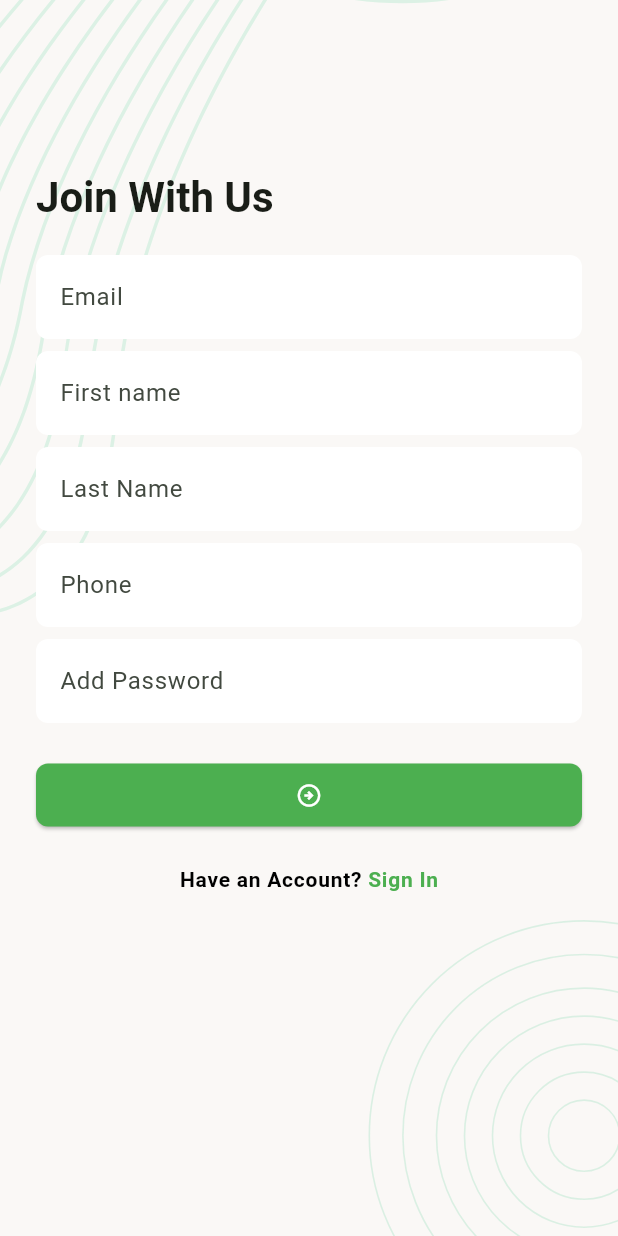
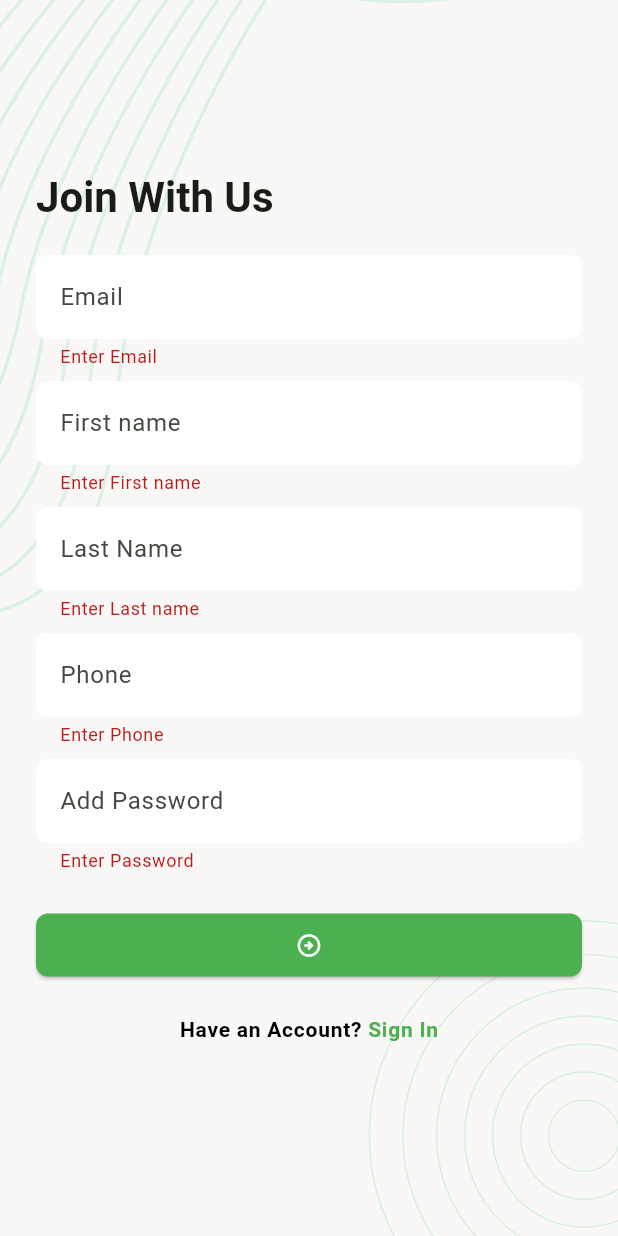
Before and after one commit to azizulever/task_manager, a Flutter app: the SignUpScreen screen opened directly, after a tap on the "arrow circle right" icon, on a phone screen of 412 x 824 dp. Run offline on Flutter 3.47's test engine with Material 3 defaults, Android fonts, the phone set to English and light mode, and no system bars; our stand-ins replace flutter_svg, pin_code_fields.

Commit message:
SignUp page API Integrated

```diff
--- a/lib/data/services/network_caller.dart
+++ b/lib/data/services/network_caller.dart
@@ -4,7 +4,7 @@ import 'package:http/http.dart';
 import 'package:task_manager/data/models/network_response.dart';
 
 class NetworkCaller {
-  static Future<NetworkResponse> getRequest(String url) async {
+  static Future<NetworkResponse> getRequest({required String url}) async {
     try {
       Uri uri = Uri.parse(url);
       debugPrint(url);
@@ -33,7 +33,7 @@ class NetworkCaller {
   }
 
   static Future<NetworkResponse> postRequest(
-      String url, Map<String, dynamic>? body) async {
+      {required String url, Map<String, dynamic>? body}) async {
     try {
       Uri uri = Uri.parse(url);
       debugPrint(url);
--- /dev/null
+++ b/lib/data/utils/urls.dart
@@ -0,0 +1,4 @@
+class Urls {
+  static const String _baseUrl = 'http://35.73.30.144:2005/api/v1';
+  static const String registration = '$_baseUrl/Registration';
+}
--- a/lib/ui/screens/sign_up_screen.dart
+++ b/lib/ui/screens/sign_up_screen.dart
@@ -1,7 +1,13 @@
+import 'package:flutter/cupertino.dart';
 import 'package:flutter/gestures.dart';
 import 'package:flutter/material.dart';
+import 'package:task_manager/data/models/network_response.dart';
+import 'package:task_manager/data/services/network_caller.dart';
+import 'package:task_manager/data/utils/urls.dart';
 import 'package:task_manager/ui/utils/app_colors.dart';
+import 'package:task_manager/ui/widgets/centered_circular_progress_indicator.dart';
 import 'package:task_manager/ui/widgets/screen_background.dart';
+import 'package:task_manager/ui/widgets/snack_bar_message.dart';
 
 class SignUpScreen extends StatefulWidget {
   const SignUpScreen({super.key});
@@ -11,6 +17,14 @@ class SignUpScreen extends StatefulWidget {
 }
 
 class _SignUpScreenState extends State<SignUpScreen> {
+  final GlobalKey<FormState> _formKey = GlobalKey<FormState>();
+  final TextEditingController _emailTEController = TextEditingController();
+  final TextEditingController _firstNameTEController = TextEditingController();
+  final TextEditingController _lastNameTEController = TextEditingController();
+  final TextEditingController _phoneTEController = TextEditingController();
+  final TextEditingController _passwordTEController = TextEditingController();
+  bool _inProgress = false;
+
   @override
   Widget build(BuildContext context) {
     TextTheme textTheme = Theme.of(context).textTheme;
@@ -42,35 +56,82 @@ class _SignUpScreenState extends State<SignUpScreen> {
   }
 
   Widget _buildSignUpForm() {
-    return Column(
+    return Form(
+      key: _formKey,
+      child: Column(
         children: [
           TextFormField(
+            controller: _emailTEController,
             keyboardType: TextInputType.emailAddress,
+            autovalidateMode: AutovalidateMode.onUserInteraction,
             decoration: const InputDecoration(hintText: 'Email'),
+            validator: (String? value) {
+              if (value?.isEmpty ?? true) {
+                return 'Enter Email';
+              }
+              return null;
+            },
           ),
           const SizedBox(height: 8),
           TextFormField(
+            controller: _firstNameTEController,
+            autovalidateMode: AutovalidateMode.onUserInteraction,
             decoration: const InputDecoration(hintText: 'First name'),
+            validator: (String? value) {
+              if (value?.isEmpty ?? true) {
+                return 'Enter First name';
+              }
+              return null;
+            },
           ),
           const SizedBox(height: 8),
           TextFormField(
+            controller: _lastNameTEController,
+            autovalidateMode: AutovalidateMode.onUserInteraction,
             decoration: const InputDecoration(hintText: 'Last Name'),
+            validator: (String? value) {
+              if (value?.isEmpty ?? true) {
+                return 'Enter Last name';
+              }
+              return null;
+            },
           ),
           const SizedBox(height: 8),
           TextFormField(
+            controller: _phoneTEController,
             keyboardType: TextInputType.phone,
+            autovalidateMode: AutovalidateMode.onUserInteraction,
             decoration: const InputDecoration(hintText: 'Phone'),
+            validator: (String? value) {
+              if (value?.isEmpty ?? true) {
+                return 'Enter Phone';
+              }
+              return null;
+            },
           ),
           const SizedBox(height: 8),
           TextFormField(
+            controller: _passwordTEController,
+            autovalidateMode: AutovalidateMode.onUserInteraction,
             decoration: const InputDecoration(hintText: 'Add Password'),
+            validator: (String? value) {
+              if (value?.isEmpty ?? true) {
+                return 'Enter Password';
+              }
+              return null;
+            },
           ),
           const SizedBox(height: 24),
-        ElevatedButton(
-          onPressed: () {},
+          Visibility(
+            visible: !_inProgress,
+            replacement: const CenteredCircularProgressIndicator(),
+            child: ElevatedButton(
+              onPressed: _onTapNextButton,
               child: const Icon(Icons.arrow_circle_right_outlined),
             ),
+          ),
         ],
+      ),
     );
   }
 
@@ -95,10 +156,56 @@ class _SignUpScreenState extends State<SignUpScreen> {
   }
 
   void _onTapNextButton() {
-    // TODO: implement on tap next button
+    if (_formKey.currentState!.validate()) {
+      _signUp();
+    }
+  }
+
+  Future<void> _signUp() async {
+    _inProgress = true;
+    setState(() {});
+
+    Map<String, dynamic> requestBody = {
+      "email": _emailTEController.text.trim(),
+      "firstName": _firstNameTEController.text.trim(),
+      "lastName": _lastNameTEController.text.trim(),
+      "mobile": _phoneTEController.text.trim(),
+      "password": _passwordTEController.text
+    };
+
+    NetworkResponse response = await NetworkCaller.postRequest(
+      url: Urls.registration,
+      body: requestBody,
+    );
+    _inProgress = false;
+    setState(() {});
+    if (response.isSuccess) {
+      _clearTextFields();
+      showSnackBarMessage(context, 'New user created');
+    } else {
+      showSnackBarMessage(context, response.errorMessage, true);
+    }
+  }
+
+  void _clearTextFields() {
+    _emailTEController.clear();
+    _firstNameTEController.clear();
+    _lastNameTEController.clear();
+    _phoneTEController.clear();
+    _passwordTEController.clear();
   }
 
   void _onTapSignIn() {
     Navigator.pop(context);
   }
+
+  @override
+  void dispose() {
+    _emailTEController.dispose();
+    _firstNameTEController.dispose();
+    _lastNameTEController.dispose();
+    _phoneTEController.dispose();
+    _passwordTEController.dispose();
+    super.dispose();
   }
+}
```
Also changed, not shown: lib/ui/widgets/centered_circular_progress_indicator.dart (added, +12 -0 lines), lib/ui/widgets/snack_bar_message.dart (added, +11 -0 lines). Lines whose indentation alone changed are shown as unchanged.
